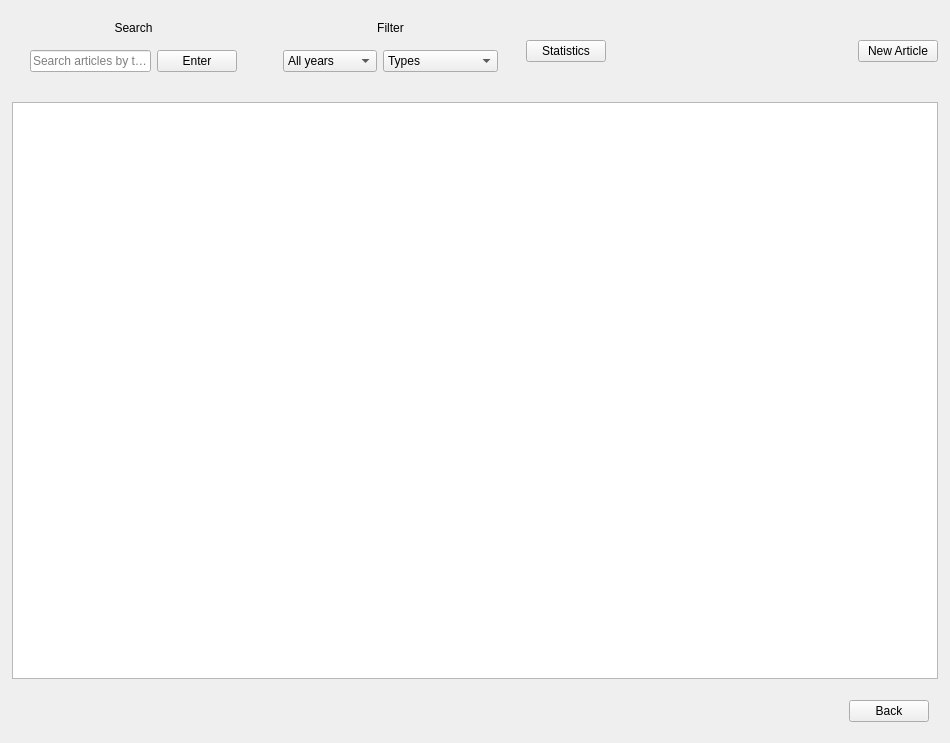
Before: the Qt Designer form src/components/widgets/article/articleform.ui in DamPhuQuy/Scientific-Article-Management, drawn with Qt 5.
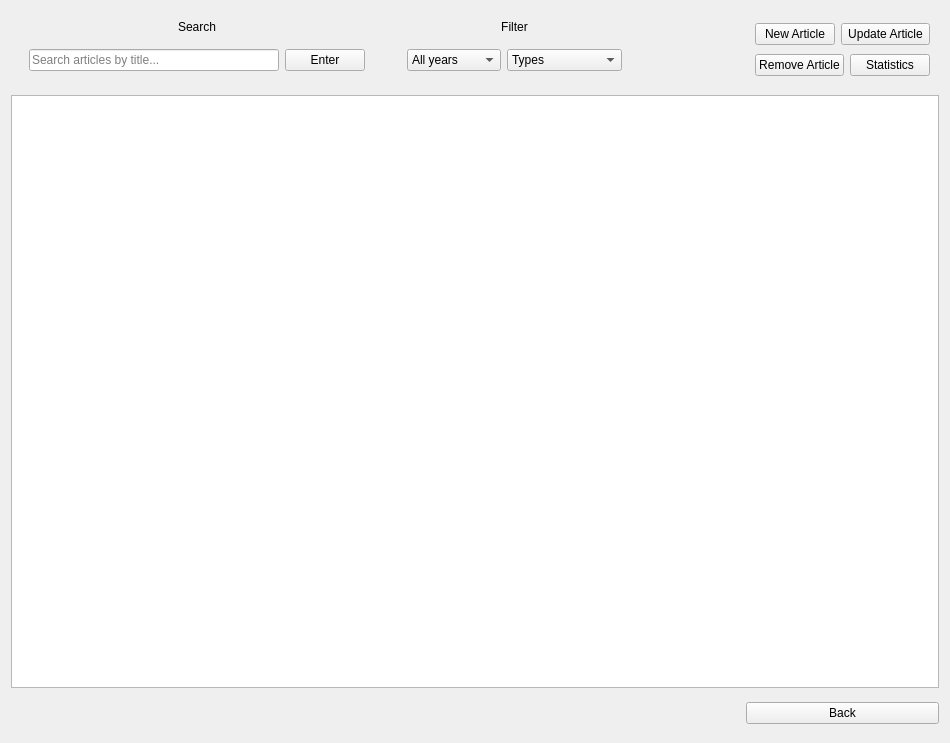
After: the same form once the commit is applied.

Commit message: feat: Implement user sign-up functionality and article management UI with search, filter, and CRUD operations.

Patch:
```diff
--- a/src/components/widgets/article/articleform.ui
+++ b/src/components/widgets/article/articleform.ui
@@ -13,85 +13,67 @@
   <property name="windowTitle">
    <string>Article Menu</string>
   </property>
-  <layout class="QVBoxLayout" name="mainLayout">
-   <property name="spacing">
-    <number>12</number>
-   </property>
-   <property name="leftMargin">
-    <number>12</number>
-   </property>
-   <property name="topMargin">
-    <number>12</number>
-   </property>
-   <property name="rightMargin">
-    <number>12</number>
-   </property>
-   <property name="bottomMargin">
-    <number>12</number>
-   </property>
-   <item>
-    <layout class="QHBoxLayout" name="topBarLayout">
-     <property name="spacing">
-      <number>10</number>
-     </property>
-     <property name="leftMargin">
-      <number>0</number>
-     </property>
-     <property name="topMargin">
-      <number>0</number>
-     </property>
-     <property name="rightMargin">
-      <number>0</number>
-     </property>
-     <property name="bottomMargin">
-      <number>0</number>
-     </property>
-     <item>
-      <widget class="QWidget" name="widget_5" native="true">
-       <layout class="QVBoxLayout" name="verticalLayout_2">
-        <item>
-         <widget class="QLabel" name="searchLabel">
+  <layout class="QGridLayout" name="gridLayout_2">
+   <item row="0" column="3">
+    <widget class="QWidget" name="widget_6" native="true">
+     <layout class="QGridLayout" name="gridLayout">
+      <item row="0" column="0">
+       <widget class="QPushButton" name="newArticleBtn">
+        <property name="text">
+         <string>New Article</string>
+        </property>
+       </widget>
+      </item>
+      <item row="0" column="1" colspan="2">
+       <widget class="QPushButton" name="updateArtticleBtn">
+        <property name="text">
+         <string>Update Article</string>
+        </property>
+       </widget>
+      </item>
+      <item row="1" column="0" colspan="2">
+       <widget class="QPushButton" name="RemoveArticleBtn">
           <property name="text">
-           <string>Search</string>
-          </property>
-          <property name="alignment">
-           <set>Qt::AlignmentFlag::AlignCenter</set>
-          </property>
-         </widget>
-        </item>
-        <item>
-         <widget class="QWidget" name="widget_2" native="true">
-          <layout class="QHBoxLayout" name="horizontalLayout_3">
-           <item>
-            <widget class="QLineEdit" name="searchLineEdit">
-             <property name="placeholderText">
-              <string>Search articles by title...</string>
+         <string>Remove Article</string>
+        </property>
+       </widget>
+      </item>
+      <item row="1" column="2">
+       <widget class="QPushButton" name="statsBtn">
+        <property name="text">
+         <string>Statistics</string>
              </property>
             </widget>
            </item>
-           <item>
-            <widget class="QPushButton" name="searchBtn">
+     </layout>
+    </widget>
+   </item>
+   <item row="1" column="0" colspan="4">
+    <widget class="QListView" name="articleListView">
              <property name="minimumSize">
               <size>
-               <width>0</width>
+       <width>200</width>
                <height>0</height>
               </size>
              </property>
-             <property name="cursor">
-              <cursorShape>PointingHandCursor</cursorShape>
-             </property>
-             <property name="text">
-              <string>Enter</string>
-             </property>
-            </widget>
-           </item>
-          </layout>
-         </widget>
-        </item>
-       </layout>
-      </widget>
-     </item>
-     <item>
+     <property name="flow">
+      <enum>QListView::Flow::LeftToRight</enum>
+     </property>
+     <property name="resizeMode">
+      <enum>QListView::ResizeMode::Adjust</enum>
+     </property>
+     <property name="spacing">
+      <number>16</number>
+     </property>
+     <property name="viewMode">
+      <enum>QListView::ViewMode::IconMode</enum>
+     </property>
+     <property name="wordWrap">
+      <bool>true</bool>
+     </property>
+    </widget>
+   </item>
+   <item row="0" column="1">
       <widget class="QWidget" name="widget_4" native="true">
        <layout class="QVBoxLayout" name="verticalLayout">
         <item>
@@ -161,55 +143,90 @@
        </layout>
       </widget>
      </item>
-     <item>
-      <widget class="QPushButton" name="statsBtn">
-       <property name="text">
-        <string>Statistics</string>
-       </property>
-      </widget>
-     </item>
-     <item>
+   <item row="3" column="0">
+    <layout class="QHBoxLayout" name="paginationLayout">
+     <property name="spacing">
+      <number>8</number>
+     </property>
+     <property name="leftMargin">
+      <number>0</number>
+     </property>
+     <property name="topMargin">
+      <number>0</number>
+     </property>
+     <property name="rightMargin">
+      <number>0</number>
+     </property>
+     <property name="bottomMargin">
+      <number>0</number>
+     </property>
+    </layout>
+   </item>
+   <item row="0" column="2">
       <spacer name="topBarSpacer">
        <property name="orientation">
         <enum>Qt::Orientation::Horizontal</enum>
        </property>
        <property name="sizeHint" stdset="0">
         <size>
-         <width>40</width>
+       <width>106</width>
          <height>20</height>
         </size>
        </property>
       </spacer>
      </item>
+   <item row="0" column="0">
+    <widget class="QWidget" name="widget_5" native="true">
+     <layout class="QVBoxLayout" name="verticalLayout_2">
      <item>
-      <widget class="QPushButton" name="newArticleBtn">
+       <widget class="QLabel" name="searchLabel">
        <property name="text">
-        <string>New Article</string>
-       </property>
-      </widget>
-     </item>
-    </layout>
-   </item>
+         <string>Search</string>
+        </property>
+        <property name="alignment">
+         <set>Qt::AlignmentFlag::AlignCenter</set>
+        </property>
+       </widget>
+      </item>
    <item>
-    <widget class="QListView" name="articleListView">
-     <property name="flow">
-      <enum>QListView::Flow::LeftToRight</enum>
-     </property>
-     <property name="resizeMode">
-      <enum>QListView::ResizeMode::Adjust</enum>
-     </property>
-     <property name="spacing">
-      <number>16</number>
-     </property>
-     <property name="viewMode">
-      <enum>QListView::ViewMode::IconMode</enum>
-     </property>
-     <property name="wordWrap">
-      <bool>true</bool>
+       <widget class="QWidget" name="widget_2" native="true">
+        <layout class="QHBoxLayout" name="horizontalLayout_3">
+         <item>
+          <widget class="QLineEdit" name="searchLineEdit">
+           <property name="minimumSize">
+            <size>
+             <width>250</width>
+             <height>0</height>
+            </size>
+           </property>
+           <property name="placeholderText">
+            <string>Search articles by title...</string>
+           </property>
+          </widget>
+         </item>
+         <item>
+          <widget class="QPushButton" name="searchBtn">
+           <property name="minimumSize">
+            <size>
+             <width>0</width>
+             <height>0</height>
+            </size>
+           </property>
+           <property name="cursor">
+            <cursorShape>PointingHandCursor</cursorShape>
+           </property>
+           <property name="text">
+            <string>Enter</string>
      </property>
     </widget>
    </item>
-   <item>
+        </layout>
+       </widget>
+      </item>
+     </layout>
+    </widget>
+   </item>
+   <item row="2" column="0" colspan="3">
     <widget class="QWidget" name="widget" native="true">
      <layout class="QHBoxLayout" name="horizontalLayout_2">
       <item>
@@ -225,34 +242,15 @@
         </property>
        </spacer>
       </item>
-      <item>
+     </layout>
+    </widget>
+   </item>
+   <item row="2" column="3">
        <widget class="QPushButton" name="backBtn">
         <property name="text">
          <string>Back</string>
         </property>
        </widget>
-      </item>
-     </layout>
-    </widget>
-   </item>
-   <item>
-    <layout class="QHBoxLayout" name="paginationLayout">
-     <property name="spacing">
-      <number>8</number>
-     </property>
-     <property name="leftMargin">
-      <number>0</number>
-     </property>
-     <property name="topMargin">
-      <number>0</number>
-     </property>
-     <property name="rightMargin">
-      <number>0</number>
-     </property>
-     <property name="bottomMargin">
-      <number>0</number>
-     </property>
-    </layout>
    </item>
   </layout>
  </widget>
```
Lines whose indentation alone changed are shown as unchanged. The commit also changes 11 other files.
